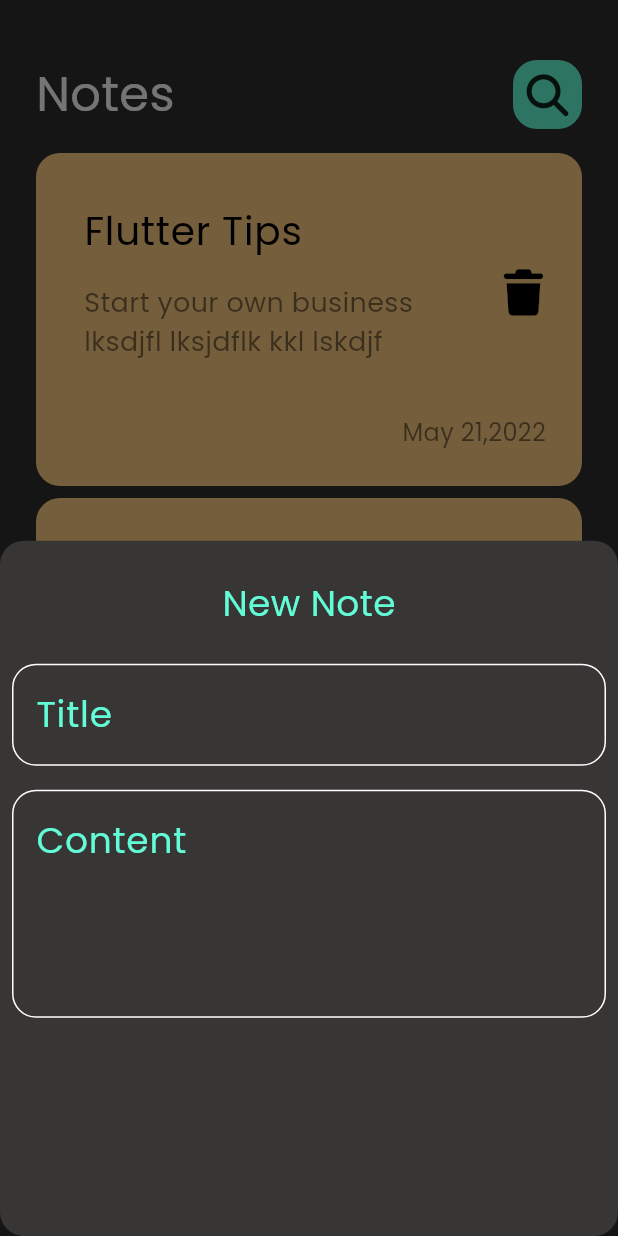
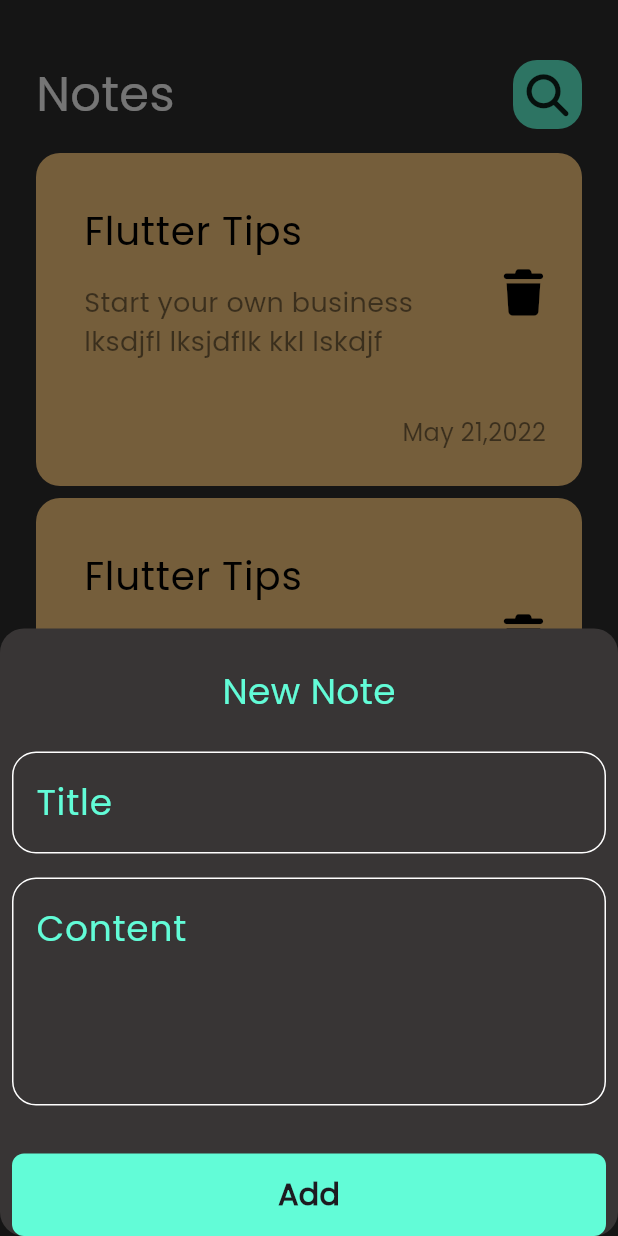
Before and after one commit to omarabdelmawgoud/Note_App, a Flutter app: the screen it shows after launch, after a tap on the "add" icon, on a phone screen of 412 x 824 dp. Run offline on Flutter 3.47's test engine with Material 3 defaults, Android fonts, the phone set to English and light mode, and no system bars; our stand-ins replace font_awesome_flutter.

Commit message:
add button and finish note bottom sheet

```diff
--- a/lib/views/notes_view.dart
+++ b/lib/views/notes_view.dart
@@ -8,7 +8,9 @@ class HomeView extends StatelessWidget {
 
   @override
   Widget build(BuildContext context) {
-    return Scaffold(
+    return SafeArea(
+      top: false,
+      child: Scaffold(
         body: NotesViewBody(),
         floatingActionButton: FloatingActionButton(
           onPressed: () {
@@ -27,6 +29,7 @@ class HomeView extends StatelessWidget {
           backgroundColor: kcolor,
           child: Icon(Icons.add),
         ),
+      ),
     );
   }
 }
--- a/lib/views/widgets/note_bottom_sheet.dart
+++ b/lib/views/widgets/note_bottom_sheet.dart
@@ -9,6 +9,8 @@ class NoteBottomSheet extends StatelessWidget {
   Widget build(BuildContext context) {
     return Padding(
       padding: const EdgeInsets.symmetric(horizontal: 8),
+      child: SingleChildScrollView(
+        child: SafeArea(
           child: Column(
             children: [
               SizedBox(height: 24),
@@ -17,8 +19,34 @@ class NoteBottomSheet extends StatelessWidget {
               CustomTextField(hint: "Title"),
               SizedBox(height: 16),
               CustomTextField(hint: "Content", maxlines: 5),
+              SizedBox(height: 32),
+              CustomButton(),
             ],
+          ),
+        ),
       ),
     );
   }
 }
+
+class CustomButton extends StatelessWidget {
+  const CustomButton({super.key});
+
+  @override
+  Widget build(BuildContext context) {
+    return Container(
+      height: 55,
+      width: MediaQuery.of(context).size.width,
+      decoration: BoxDecoration(
+        color: kcolor,
+        borderRadius: BorderRadius.circular(8),
+      ),
+      child: Center(
+        child: Text(
+          "Add",
+          style: TextStyle(fontSize: 20, fontWeight: FontWeight.bold),
+        ),
+      ),
+    );
+  }
+}
```
Lines whose indentation alone changed are shown as unchanged.
